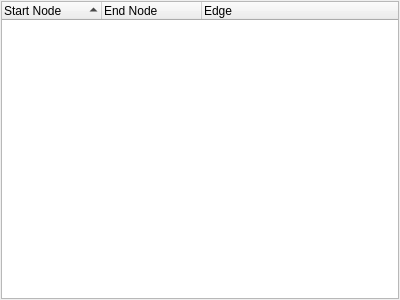
ArsMasiuk/DPSE, file dpse2/src/commonui/CCommutationTable.ui: the form before one commit.
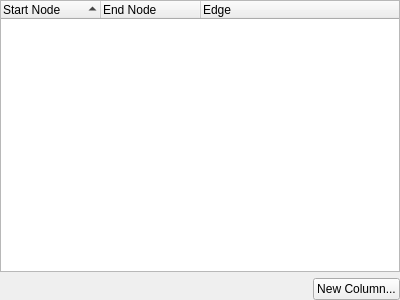
The form after the commit.

Diff of the .ui file:
```diff
--- a/dpse2/src/commonui/CCommutationTable.ui
+++ b/dpse2/src/commonui/CCommutationTable.ui
@@ -15,16 +15,16 @@
   </property>
   <layout class="QVBoxLayout" name="verticalLayout">
    <property name="leftMargin">
-    <number>1</number>
+    <number>0</number>
    </property>
    <property name="topMargin">
-    <number>1</number>
+    <number>0</number>
    </property>
    <property name="rightMargin">
-    <number>1</number>
+    <number>0</number>
    </property>
    <property name="bottomMargin">
-    <number>1</number>
+    <number>0</number>
    </property>
    <item>
     <widget class="QTreeWidget" name="Table">
@@ -69,6 +69,33 @@
      </column>
     </widget>
    </item>
+   <item>
+    <layout class="QHBoxLayout" name="horizontalLayout">
+     <item>
+      <spacer name="horizontalSpacer">
+       <property name="orientation">
+        <enum>Qt::Horizontal</enum>
+       </property>
+       <property name="sizeHint" stdset="0">
+        <size>
+         <width>134</width>
+         <height>20</height>
+        </size>
+       </property>
+      </spacer>
+     </item>
+     <item>
+      <widget class="QPushButton" name="AddColumnButton">
+       <property name="statusTip">
+        <string>Append new edge attribute column  | Right-click on a column's header - insert/delete a column at exact position</string>
+       </property>
+       <property name="text">
+        <string>New Column...</string>
+       </property>
+      </widget>
+     </item>
+    </layout>
+   </item>
   </layout>
  </widget>
  <resources/>
```
